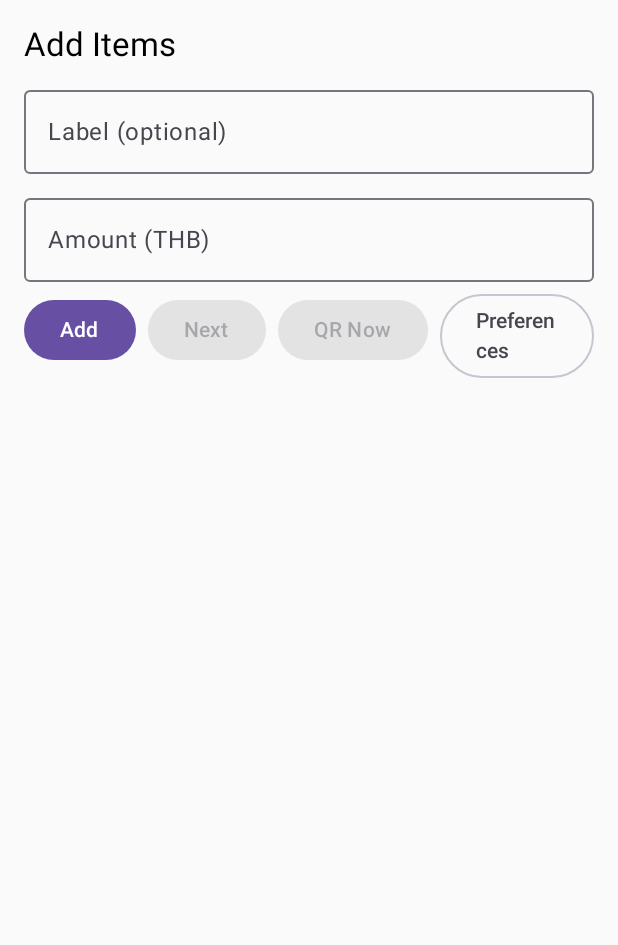
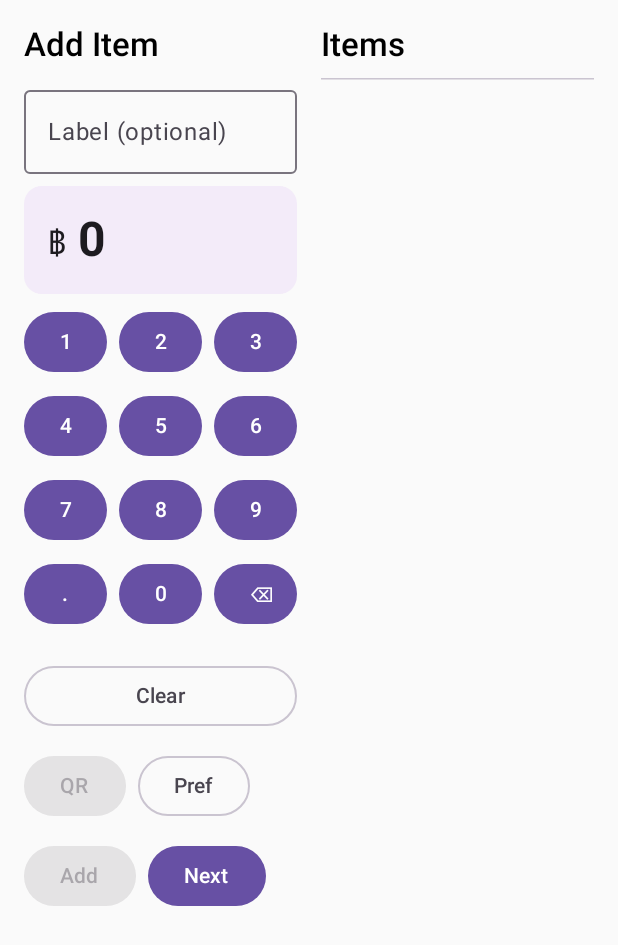
Before and after one commit to vacset/Kanjido, an Android app built with Jetpack Compose: the screen it shows after launch (MainActivity), on a phone screen of 412 x 824 dp. Shown: the top 945 px of the screen. Run offline under Robolectric (Android 15) with nearby library versions, the phone set to English and light mode, and no system bars.

Commit message:
First step in building UI based on mock

```diff
--- a/app/src/main/java/me/seta/vacset/kanjido/presentation/entry/EntryScreen.kt
+++ b/app/src/main/java/me/seta/vacset/kanjido/presentation/entry/EntryScreen.kt
@@ -1,69 +1,53 @@
 package me.seta.vacset.kanjido.presentation.entry
 
+import android.widget.Toast
 import androidx.compose.foundation.layout.*
 import androidx.compose.foundation.lazy.LazyColumn
+import androidx.compose.foundation.lazy.items
 import androidx.compose.material3.*
 import androidx.compose.material3.HorizontalDivider
 import androidx.compose.runtime.*
+import androidx.compose.runtime.getValue
+import androidx.compose.runtime.setValue
+import androidx.compose.ui.Alignment
 import androidx.compose.ui.Modifier
+import androidx.compose.ui.platform.LocalContext
+import androidx.compose.ui.text.font.FontWeight
 import androidx.compose.ui.unit.dp
 import me.seta.vacset.kanjido.presentation.state.EventBuilderViewModel
-import android.widget.Toast
-import androidx.compose.ui.platform.LocalContext
 
 @Composable
 fun EntryScreen(
-    vm: EventBuilderViewModel, onNext: () -> Unit, onQuickQr: (String) -> Unit,
+    vm: EventBuilderViewModel,
+    onNext: () -> Unit,
+    onQuickQr: (String) -> Unit,
     promptPayId: String?,
     onOpenSettings: () -> Unit
 ) {
     val context = LocalContext.current
-
     var label by remember { mutableStateOf("") }
     var amountText by remember { mutableStateOf("") }
 
-    Column(
-        Modifier
+    // Always side-by-side (two-pane), even on phones
+    Row(
+        modifier = Modifier
             .fillMaxSize()
-            .padding(16.dp)
+            .padding(16.dp),
+        horizontalArrangement = Arrangement.spacedBy(16.dp)
     ) {
-        Text("Add Items", style = MaterialTheme.typography.titleLarge)
-        Spacer(Modifier.height(8.dp))
-        OutlinedTextField(
-            value = label,
-            onValueChange = { label = it },
-            label = { Text("Label (optional)") },
-            modifier = Modifier.fillMaxWidth()
-        )
-        Spacer(Modifier.height(8.dp))
-        OutlinedTextField(
-            value = amountText,
-            onValueChange = { amountText = it.filter { c -> c.isDigit() || c == '.' } },
-            label = { Text("Amount (THB)") },
-            modifier = Modifier.fillMaxWidth()
-        )
-        Spacer(Modifier.height(8.dp))
-        // presentation/entry/EntryScreen.kt (only the buttons row)
-        Row {
-            Button(onClick = {
+        CalculatorPadPane(
+            modifier = Modifier.weight(1f), // must be inside RowScope
+            label = label,
+            onLabelChange = { label = it },
+            amountText = amountText,
+            onAmountChange = { amountText = it },
+            onAdd = {
                 amountText.toBigDecimalOrNull()?.let { bd ->
-                    vm.addItem(amount = bd.setScale(2), label = label.ifBlank { null })
+                    vm.addItem(bd.setScale(2), label.ifBlank { null })
                     label = ""; amountText = ""
                 }
-            }) { Text("Add") }
-
-            Spacer(Modifier.width(8.dp))
-
-            Button(
-                onClick = onNext,
-                enabled = vm.items.isNotEmpty()
-            ) { Text("Next") }
-
-            Spacer(Modifier.width(8.dp))
-
-            // Fast QR – no participants, just one amount
-            Button(
-                onClick = {
+            },
+            onQuickQr = {
                 if (promptPayId.isNullOrBlank()) {
                     Toast.makeText(
                         context,
@@ -76,28 +60,170 @@ fun EntryScreen(
                     }
                 }
             },
-                enabled = amountText.toBigDecimalOrNull() != null
-            ) {
-                Text("QR Now")
-            }
+            onNext = onNext,
+            onOpenSettings = onOpenSettings
+        )
 
-            Spacer(Modifier.width(8.dp))
-
-            OutlinedButton(onClick = onOpenSettings) {
-                Text("Preferences")
+        ItemListPane(
+            modifier = Modifier.weight(1f), // must be inside RowScope
+            vm = vm,
+            header = "Items"
+        )
     }
 }
 
-        Spacer(Modifier.height(16.dp))
-        LazyColumn {
-            items(vm.items.size) { idx ->
-                val it = vm.items[idx]
+@Composable
+private fun CalculatorPadPane(
+    modifier: Modifier = Modifier,
+    label: String,
+    onLabelChange: (String) -> Unit,
+    amountText: String,
+    onAmountChange: (String) -> Unit,
+    onAdd: () -> Unit,
+    onQuickQr: () -> Unit,
+    onNext: () -> Unit,
+    onOpenSettings: () -> Unit,
+) {
+    Column(
+        modifier = modifier
+            .fillMaxHeight()
+    ) {
+        Text(
+            "Add Item",
+            style = MaterialTheme.typography.titleLarge,
+            fontWeight = FontWeight.SemiBold
+        )
+        Spacer(Modifier.height(8.dp))
+
+        OutlinedTextField(
+            value = label,
+            onValueChange = onLabelChange,
+            label = { Text("Label (optional)") },
+            modifier = Modifier.fillMaxWidth()
+        )
+        Spacer(Modifier.height(8.dp))
+
+        AmountDisplay(amountText, onAmountChange)
+        Spacer(Modifier.height(8.dp))
+
+        NumberPad(
+            onDigit = { d -> onAmountChange(amountText + d) },
+            onDot = { if (!amountText.contains('.')) onAmountChange(amountText + ".") },
+            onBackspace = { if (amountText.isNotEmpty()) onAmountChange(amountText.dropLast(1)) },
+            onClear = { onAmountChange("") }
+        )
+
+        Spacer(Modifier.height(12.dp))
+        Row(horizontalArrangement = Arrangement.spacedBy(8.dp)) {
+            Button(
+                onClick = onQuickQr,
+                enabled = amountText.toBigDecimalOrNull() != null
+            ) { Text("QR") }
+            OutlinedButton(onClick = onOpenSettings) { Text("Pref") }
+        }
+
+        Spacer(Modifier.height(12.dp))
+        Row(horizontalArrangement = Arrangement.spacedBy(8.dp)) {
+            Button(
+                onClick = onAdd,
+                enabled = amountText.toBigDecimalOrNull() != null
+            ) { Text("Add") }
+            Button(onClick = onNext) { Text("Next") }
+        }
+
+    }
+}
+
+@Composable
+private fun ItemListPane(
+    modifier: Modifier = Modifier,
+    vm: EventBuilderViewModel,
+    header: String
+) {
+    Column(
+        modifier = modifier
+            .fillMaxHeight()
+    ) {
+        Text(header, style = MaterialTheme.typography.titleLarge, fontWeight = FontWeight.SemiBold)
+        Spacer(Modifier.height(8.dp))
+        HorizontalDivider()
+        Spacer(Modifier.height(8.dp))
+        LazyColumn(
+            verticalArrangement = Arrangement.spacedBy(8.dp),
+            modifier = Modifier.fillMaxSize()
+        ) {
+            items(vm.items) { it ->
                 ListItem(
-                    headlineContent = { Text(it.label ?: "Item ${idx + 1}") },
+                    headlineContent = { Text(it.label ?: "Item") },
                     supportingContent = { Text("฿${it.amount.setScale(2)}") }
                 )
-                HorizontalDivider(Modifier, DividerDefaults.Thickness, DividerDefaults.color)
+                HorizontalDivider()
             }
         }
     }
 }
+
+@Composable
+private fun AmountDisplay(amountText: String, onAmountChange: (String) -> Unit) {
+    Surface(
+        tonalElevation = 2.dp,
+        shape = MaterialTheme.shapes.medium,
+        modifier = Modifier.fillMaxWidth()
+    ) {
+        Row(
+            Modifier.padding(16.dp),
+            verticalAlignment = Alignment.CenterVertically
+        ) {
+            Text("฿", style = MaterialTheme.typography.titleLarge)
+            Spacer(Modifier.width(8.dp))
+            Text(
+                text = amountText.ifBlank { "0" },
+                style = MaterialTheme.typography.headlineLarge,
+                fontWeight = FontWeight.Bold
+            )
+        }
+    }
+}
+
+@Composable
+private fun NumberPad(
+    onDigit: (String) -> Unit,
+    onDot: () -> Unit,
+    onBackspace: () -> Unit,
+    onClear: () -> Unit
+) {
+    // 3×4 grid: 1 2 3 / 4 5 6 / 7 8 9 / . 0 ⌫
+    val rows = listOf(
+        listOf("1", "2", "3"),
+        listOf("4", "5", "6"),
+        listOf("7", "8", "9"),
+        listOf(".", "0", "⌫")
+    )
+    Column(verticalArrangement = Arrangement.spacedBy(8.dp)) {
+        rows.forEach { r ->
+            Row(
+                modifier = Modifier.fillMaxWidth(),
+                horizontalArrangement = Arrangement.spacedBy(8.dp)
+            ) {
+                r.forEach { key ->
+                    Button(
+                        onClick = {
+                            when (key) {
+                                "⌫" -> onBackspace()
+                                "." -> onDot()
+                                else -> onDigit(key)
+                            }
+                        },
+                        // IMPORTANT: use weight(1f) positionally, inside RowScope
+                        modifier = Modifier.weight(1f)
+                    ) { Text(key) }
+                }
+            }
+        }
+        Spacer(Modifier.height(4.dp))
+        OutlinedButton(
+            onClick = onClear,
+            modifier = Modifier.fillMaxWidth()
+        ) { Text("Clear") }
+    }
+}
```
Lines whose indentation alone changed are shown as unchanged.
